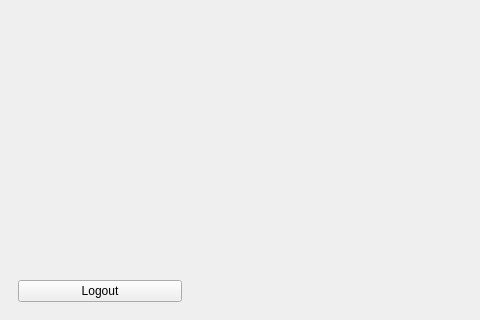
This is ui/main.ui in minhluquang/Garbage-Classification as Qt 5 draws it before an edit; both pictures show x 0 to 480 and y 380 to 700 of the 1400 by 700 pixel window. The edited form follows.
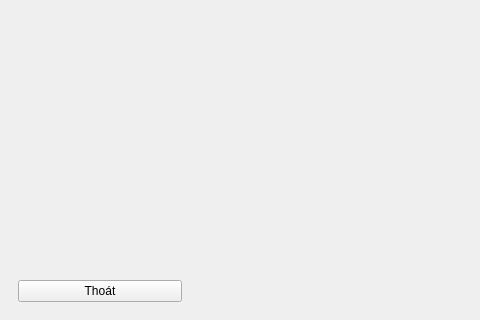
This is the edited form.

```diff
--- a/ui/main.ui
+++ b/ui/main.ui
@@ -135,7 +135,7 @@
           <item>
            <widget class="QPushButton" name="btn_logout">
             <property name="text">
-             <string>Logout</string>
+             <string>Thoát</string>
             </property>
            </widget>
           </item>
```
